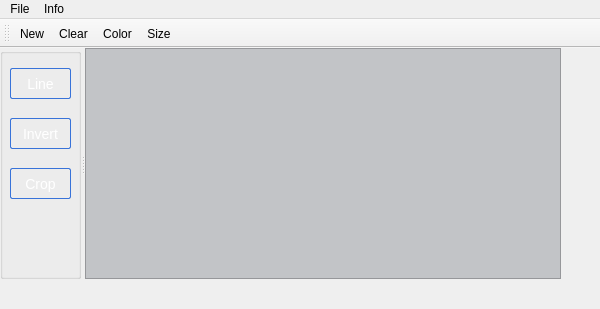
First picture: the form in Painter/mainwindow.ui, repository SuperSolik/study-cpp-projects, before the edit.
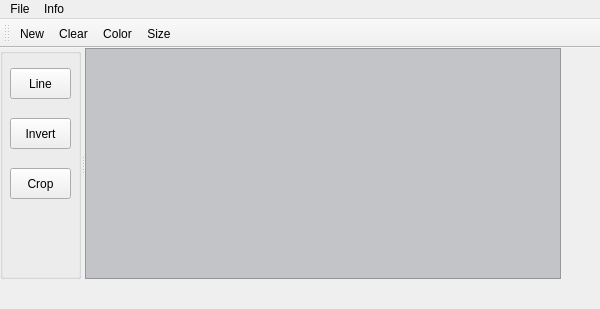
Second picture: the form after the edit. Icons and pictures are not drawn.

Patch:
```diff
--- a/Painter/mainwindow.ui
+++ b/Painter/mainwindow.ui
@@ -24,20 +24,7 @@
     <normaloff>:/images/icon2.png</normaloff>:/images/icon2.png</iconset>
   </property>
   <property name="styleSheet">
-   <string notr="true">QPushButton {
-    padding:4px;
-    color: #fff;
-    font-size: 14px;
-    border-radius: 2px;
-    border: 1px solid #3873d9;
-    background-color: qlineargradient( x1: 0, y1: 0, x2: 0, y2: 1,
-                                        stop: 0 #4287ff, stop: 1 #356ccc);
- }
-QPushButton:pressed {
-    color: #111;
-    border: 1px solid #3873d9;
-    background: #fff;
- }</string>
+   <string notr="true"/>
   </property>
   <widget class="QWidget" name="centralWidget">
    <widget class="QSplitter" name="splitter">
```
Left out of the diff: 2 changed lines with no effect on the pictures.
